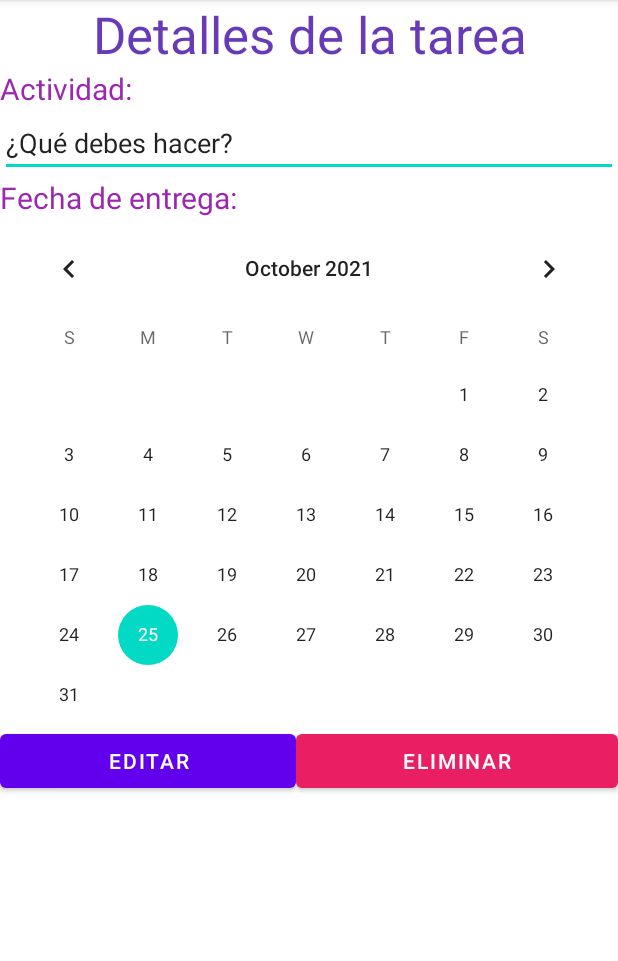
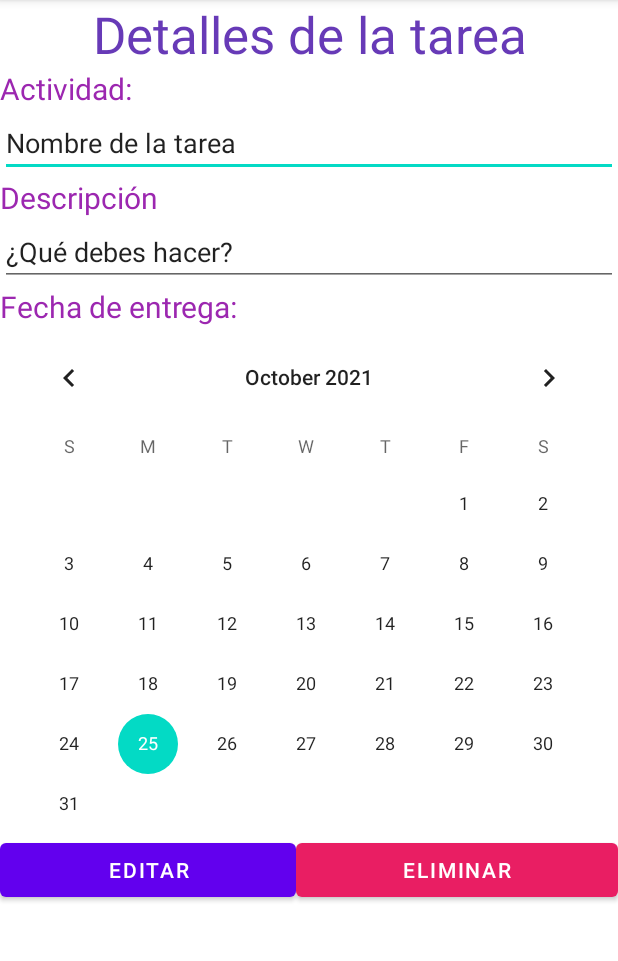
Before and after one commit to Joseph-RMM/Organizador, an Android app: the fragment DetailsTareaFragment shown on its own in the app's theme, on a phone screen of 412 x 824 dp, the part 84-1045 px from its top. Run offline under Robolectric (Android 15) with nearby library versions, the phone set to English and light mode, and no system bars; network calls fail.

Commit message:
Conexión de Detalles Tarea a nuestra API

```diff
--- a/app/src/main/java/com/example/tumbaiorganizer/LoginActivity.kt
+++ b/app/src/main/java/com/example/tumbaiorganizer/LoginActivity.kt
@@ -48,7 +48,7 @@ class LoginActivity : AppCompatActivity() {
                     .build()
 
                 val request = Request.Builder()
-                    .url("http://20.97.115.3/organizzdorapi/public/api/login")
+                    .url("http://20.114.118.119/organizzdorapi/public/api/login")
                     .post(formBody)
                     .build()
 
--- a/app/src/main/java/com/example/tumbaiorganizer/MainActivity.kt
+++ b/app/src/main/java/com/example/tumbaiorganizer/MainActivity.kt
@@ -83,7 +83,7 @@ class MainActivity : AppCompatActivity() {
         btnCerrarSesion.setOnClickListener {
             val okHttpClient = OkHttpClient()
             val request = Request.Builder()
-                .url("http://20.97.115.3/organizzdorapi/public/api/logout")
+                .url("http://20.114.118.119/organizzdorapi/public/api/logout")
                 .addHeader("Authorization", "Bearer " + tokenAPI)
                 .post("".toRequestBody())
                 .build()
--- a/app/src/main/java/com/example/tumbaiorganizer/RegisterActivity.kt
+++ b/app/src/main/java/com/example/tumbaiorganizer/RegisterActivity.kt
@@ -60,7 +60,7 @@ class RegisterActivity : AppCompatActivity() {
                     .build()
 
                 val request = Request.Builder()
-                    .url("http://20.97.115.3/organizzdorapi/public/api/register")
+                    .url("http://20.114.118.119/organizzdorapi/public/api/register")
                     .post(formBody)
                     .build()
 
--- a/app/src/main/java/com/example/tumbaiorganizer/ui/detailstarea/DetailsTareaFragment.kt
+++ b/app/src/main/java/com/example/tumbaiorganizer/ui/detailstarea/DetailsTareaFragment.kt
@@ -1,12 +1,32 @@
 package com.example.tumbaiorganizer.ui.detailstarea
 
-import androidx.lifecycle.ViewModelProvider
+import android.R.attr.key
+import android.content.Intent
 import android.os.Bundle
-import androidx.fragment.app.Fragment
+import android.util.Log
 import android.view.LayoutInflater
 import android.view.View
 import android.view.ViewGroup
+import android.widget.ArrayAdapter
+import android.widget.ListView
+import android.widget.Toast
+import androidx.fragment.app.Fragment
+import androidx.lifecycle.ViewModelProvider
+import com.example.tumbaiorganizer.MainActivity
+import com.example.tumbaiorganizer.Model.Tarea
 import com.example.tumbaiorganizer.R
+import com.example.tumbaiorganizer.databinding.DetailsTareaFragmentBinding
+import com.example.tumbaiorganizer.databinding.FragmentHomeBinding
+import com.example.tumbaiorganizer.ui.home.HomeViewModel
+import okhttp3.OkHttpClient
+import okhttp3.Request
+import org.json.JSONArray
+import org.json.JSONObject
+import org.json.JSONTokener
+import java.lang.Exception
+import java.text.SimpleDateFormat
+import java.util.*
+
 
 class DetailsTareaFragment : Fragment() {
 
@@ -15,18 +35,78 @@ class DetailsTareaFragment : Fragment() {
     }
 
     private lateinit var viewModel: DetailsTareaViewModel
+    private var IDTarea = 0;
+
+    private val tokenAPI by lazy {  activity?.intent?.getStringExtra("token")}
+
+    private var _binding: DetailsTareaFragmentBinding? = null
+
+    // This property is only valid between onCreateView and
+    // onDestroyView.
+    private val binding get() = _binding!!
+
 
     override fun onCreateView(
-        inflater: LayoutInflater, container: ViewGroup?,
+        inflater: LayoutInflater,
+        container: ViewGroup?,
         savedInstanceState: Bundle?
     ): View? {
-        return inflater.inflate(R.layout.details_tarea_fragment, container, false)
+        viewModel =  ViewModelProvider(this).get(DetailsTareaViewModel::class.java)
+
+        _binding = DetailsTareaFragmentBinding.inflate(inflater, container, false)
+        val root: View = binding.root
+
+        binding.btnBorrar.setOnClickListener {
+            binding.txtEditActividad.setText("ID: $IDTarea");
+        }
+
+        return root;
+
     }
 
     override fun onActivityCreated(savedInstanceState: Bundle?) {
         super.onActivityCreated(savedInstanceState)
         viewModel = ViewModelProvider(this).get(DetailsTareaViewModel::class.java)
         // TODO: Use the ViewModel
+        val bundle = this.arguments
+        if (bundle != null) {
+            IDTarea = bundle.getInt("ID")
+            Toast.makeText(binding.root.context, "ID: $IDTarea",Toast.LENGTH_SHORT);
+            //Get tareas
+            val okHttpClient = OkHttpClient()
+            val request = Request.Builder()
+                .url("http://20.114.118.119/organizzdorapi/public/api/task/$IDTarea")
+                .addHeader("Authorization", "Bearer " + tokenAPI)
+                .get()
+                .build()
+
+            okHttpClient.newCall(request).execute().use { response ->
+                if (!response.isSuccessful) {
+                    Toast.makeText(binding.root.context,"Ha ocurrido un problema con el servidor",Toast.LENGTH_SHORT).show()
+                } else {
+                    val tareaJSON = JSONObject(response.body!!.string())
+                    //Log.d("JSONResponse",response.body!!.string())
+                    val sdf = SimpleDateFormat("yyyy-MM-dd")
+                    var tareaObject = Tarea(
+                        tareaJSON.getString("Id_tareas").toInt(),
+                        tareaJSON.getString("Nombre_Tarea"),
+                        tareaJSON.getString("Descripcion"),
+                        sdf.parse(tareaJSON.getString("Fecha_Finalizacion")),
+                        tareaJSON.getInt("estado"),
+                        tareaJSON.getInt("prioridad"),
+                        tareaJSON.getInt("Id_categoria")
+                    )
+
+                    binding.txtEditActividad.setText(tareaObject.Actividad)
+                    binding.txtEditDescripcion.setText(tareaObject.Descripcion)
+                    binding.cvEditFechaEntrega.date = sdf.parse(tareaObject.getAPIDateFormat()).time
+
+                }
+            }
+        } else {
+            Toast.makeText(binding.root.context,"Ha ocurrido un error en la app al pasar la información",Toast.LENGTH_SHORT).show();
+            Log.d("Bundle","null")
+        }
     }
 
 }
--- a/app/src/main/res/layout/details_tarea_fragment.xml
+++ b/app/src/main/res/layout/details_tarea_fragment.xml
@@ -17,6 +17,15 @@
         android:textColor="#673AB7"
         android:textSize="34sp" />
 
+    <ScrollView
+        android:layout_width="match_parent"
+        android:layout_height="match_parent">
+
+        <LinearLayout
+            android:layout_width="match_parent"
+            android:layout_height="wrap_content"
+            android:orientation="vertical" >
+
             <TextView
                 android:id="@+id/textView13"
                 android:layout_width="match_parent"
@@ -30,6 +39,22 @@
                 android:layout_width="match_parent"
                 android:layout_height="wrap_content"
                 android:editable="false"
+                android:ems="10"
+                android:inputType="textPersonName"
+                android:text="Nombre de la tarea" />
+
+            <TextView
+                android:id="@+id/textView16"
+                android:layout_width="match_parent"
+                android:layout_height="wrap_content"
+                android:text="Descripción"
+                android:textColor="#9C27B0"
+                android:textSize="20sp" />
+
+            <EditText
+                android:id="@+id/txtEditDescripcion"
+                android:layout_width="match_parent"
+                android:layout_height="wrap_content"
                 android:ems="10"
                 android:inputType="textPersonName"
                 android:text="¿Qué debes hacer?" />
@@ -69,3 +94,6 @@
                     app:backgroundTint="#E91E63" />
             </LinearLayout>
         </LinearLayout>
+    </ScrollView>
+
+</LinearLayout>
```
Also changed, not shown: app/src/main/java/com/example/tumbaiorganizer/ui/addtareaact/AddTareaActivity.kt (+5 -3 lines), app/src/main/java/com/example/tumbaiorganizer/ui/home/HomeFragment.kt (+5 -2 lines). Lines whose indentation alone changed are shown as unchanged.
